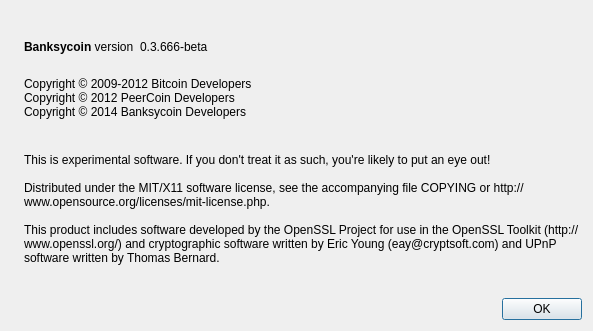
The window that src/qt/forms/aboutdialog.ui (dryall/artsycoin) describes before a commit, drawn with Qt 5.
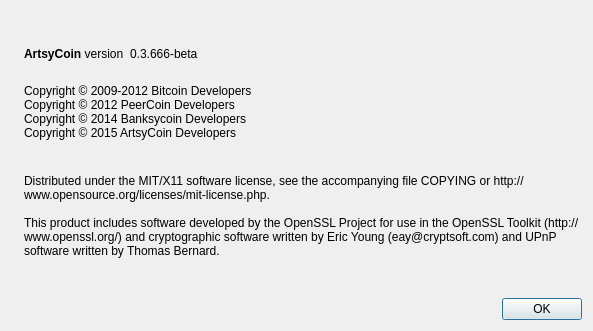
The same window after the commit. Icons and pictures are not drawn.

Commit message: Changing Strings to ArtsyCoin

The edit to the form file:
```diff
--- a/src/qt/forms/aboutdialog.ui
+++ b/src/qt/forms/aboutdialog.ui
@@ -50,7 +50,7 @@
           <cursorShape>IBeamCursor</cursorShape>
          </property>
          <property name="text">
-          <string>&lt;b&gt;Banksycoin&lt;/b&gt; version</string>
+          <string>&lt;b&gt;ArtsyCoin&lt;/b&gt; version</string>
          </property>
          <property name="textInteractionFlags">
           <set>Qt::LinksAccessibleByMouse|Qt::TextSelectableByKeyboard|Qt::TextSelectableByMouse</set>
@@ -95,6 +95,7 @@
 Copyright © 2009-2012 Bitcoin Developers
 Copyright © 2012 PeerCoin Developers
 Copyright © 2014 Banksycoin Developers
+Copyright © 2015 ArtsyCoin Developers
 </string>
        </property>
        <property name="textInteractionFlags">
@@ -109,8 +110,6 @@
        </property>
        <property name="text">
         <string>
-This is experimental software. If you don't treat it as such, you're likely to put an eye out!
-
 Distributed under the MIT/X11 software license, see the accompanying file COPYING or http://www.opensource.org/licenses/mit-license.php.
 
 This product includes software developed by the OpenSSL Project for use in the OpenSSL Toolkit (http://www.openssl.org/) and cryptographic software written by Eric Young (eay@cryptsoft.com) and UPnP software written by Thomas Bernard.</string>
```
Left out of the diff: 2 changed lines with no effect on the pictures. The commit also changes 6 other files.
